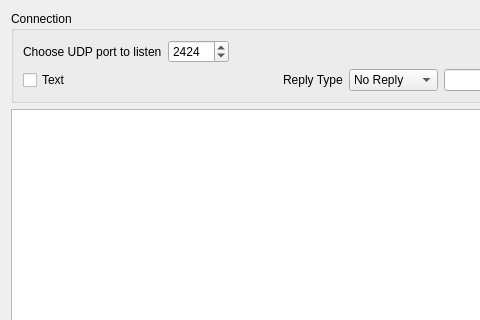
khomchenkovaa/PortListener, file udplistener.ui: the form before one commit; both pictures show x 0 to 480 and y 0 to 320 of the 672 by 418 pixel window.
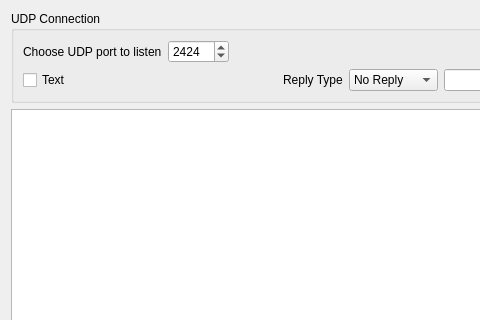
The form after the commit.

```diff
--- a/udplistener.ui
+++ b/udplistener.ui
@@ -17,7 +17,7 @@
    <item>
     <widget class="QGroupBox" name="groupBox">
      <property name="title">
-      <string>Connection</string>
+      <string>UDP Connection</string>
      </property>
      <layout class="QVBoxLayout" name="verticalLayout">
       <item>
```
